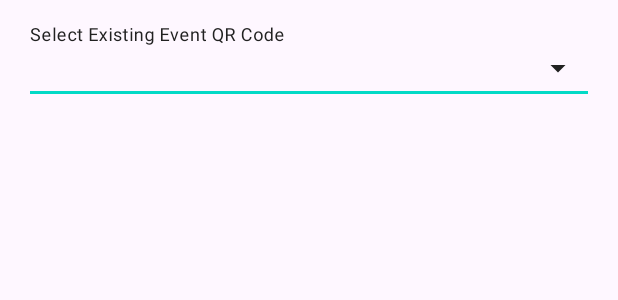
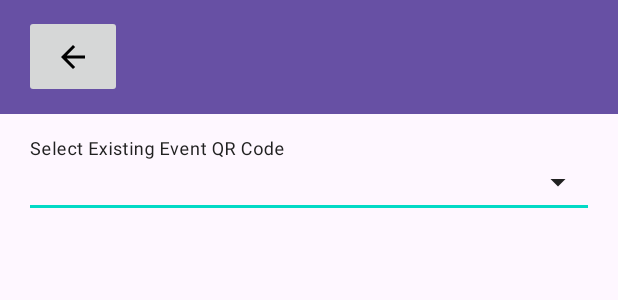
Before and after one commit to CMPUT301W24T39/qr-connect-developers, an Android app: the layout select_existing_event_qr_code.xml on its own in the app's theme, with its tools: preview values and no code run, on a phone screen of 412 x 824 dp. Shown: the top 300 px of the screen. Run offline under Robolectric (Android 15) with nearby library versions, the phone set to English and light mode, and no system bars.

Commit message:
Updated back buttons in the toolbar

```diff
--- a/QRConnect/app/src/main/java/com/example/qrconnect/MainActivity.java
+++ b/QRConnect/app/src/main/java/com/example/qrconnect/MainActivity.java
@@ -157,6 +157,8 @@ public class MainActivity extends AppCompatActivity {
         data.put("eventCheckInId", event.getEventCheckInId());
         data.put("eventPromoId", event.getEventPromoId());
         data.put("eventId", event.getEventId());
+        data.put("checkInQRCodeImageUrl", null);
+        data.put("promoQRCodeImageUrl", null);
 
         eventsRef
                 .document(event.getEventId())
--- a/QRConnect/app/src/main/res/layout/select_existing_event_qr_code.xml
+++ b/QRConnect/app/src/main/res/layout/select_existing_event_qr_code.xml
@@ -1,22 +1,50 @@
 <?xml version="1.0" encoding="utf-8"?>
-<androidx.coordinatorlayout.widget.CoordinatorLayout xmlns:android="http://schemas.android.com/apk/res/android"
+<androidx.constraintlayout.widget.ConstraintLayout xmlns:android="http://schemas.android.com/apk/res/android"
+    xmlns:app="http://schemas.android.com/apk/res-auto"
+    xmlns:tools="http://schemas.android.com/tools"
     android:layout_width="match_parent"
     android:layout_height="match_parent">
 
+    <androidx.appcompat.widget.Toolbar
+        android:id="@+id/toolbar_top"
+        android:layout_width="match_parent"
+        android:layout_height="76dp"
+        android:background="?attr/colorPrimary"
+        app:layout_constraintTop_toTopOf="parent"
+        tools:layout_editor_absoluteX="0dp">
+
+        <LinearLayout
+            android:layout_width="match_parent"
+            android:layout_height="wrap_content"
+            android:orientation="horizontal"
+            android:weightSum="4">
+
+            <ImageButton
+                android:id="@+id/arrow_back_2"
+                android:layout_width="65dp"
+                android:layout_height="55dp"
+                android:src="@drawable/arrow_back_icon" />
+        </LinearLayout>
+    </androidx.appcompat.widget.Toolbar>
+
     <com.google.android.material.textfield.TextInputLayout
+        android:id="@+id/textInputLayout"
+        style="@style/CustomExposedDropdownMenu"
         android:layout_width="match_parent"
         android:layout_height="wrap_content"
         android:layout_margin="16dp"
         android:hint="@string/select"
         android:theme="@style/Theme.MaterialComponents.DayNight.DarkActionBar"
-        style="@style/CustomExposedDropdownMenu">
+        app:layout_constraintTop_toBottomOf="@+id/toolbar_top"
+        tools:layout_editor_absoluteX="16dp">
+
+
         <AutoCompleteTextView
             android:id="@+id/auto_complete_textview"
             android:layout_width="match_parent"
             android:layout_height="wrap_content"
-            android:inputType="none"/>
-
-
+            android:layout_marginTop="32dp"
+            android:inputType="none" />
     </com.google.android.material.textfield.TextInputLayout>
 
-</androidx.coordinatorlayout.widget.CoordinatorLayout>
+</androidx.constraintlayout.widget.ConstraintLayout>
```
Also changed, not shown: QRConnect/app/src/main/AndroidManifest.xml (+2 -6 lines), QRConnect/app/src/main/java/com/example/qrconnect/QRCodeGeneratesPage.java (+18 -9 lines), QRConnect/app/src/main/java/com/example/qrconnect/SelectEventPage.java (+15 -2 lines), QRConnect/app/src/main/res/layout/qr_code_generates_page.xml (+24 -3 lines).
